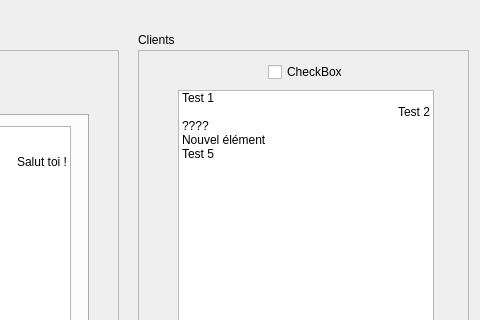
Above: Server/UIFiles/MainWindow.ui from oussema-fatnassi/CPPRT before the change; both pictures show x 672 to 1152 and y 0 to 320 of the 1152 by 648 pixel window. Below: the same form after it.
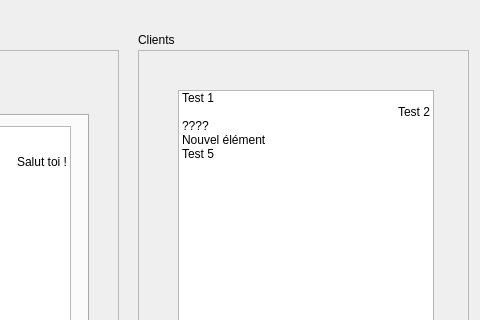
That is the form after the change.

What changed in the file:
```diff
--- a/Server/UIFiles/MainWindow.ui
+++ b/Server/UIFiles/MainWindow.ui
@@ -55,19 +55,6 @@
     <property name="frameShadow">
      <enum>QFrame::Shadow::Raised</enum>
     </property>
-    <widget class="QCheckBox" name="checkBox">
-     <property name="geometry">
-      <rect>
-       <x>130</x>
-       <y>10</y>
-       <width>91</width>
-       <height>24</height>
-      </rect>
-     </property>
-     <property name="text">
-      <string>CheckBox</string>
-     </property>
-    </widget>
     <widget class="QListWidget" name="listWidget">
      <property name="geometry">
       <rect>
```
